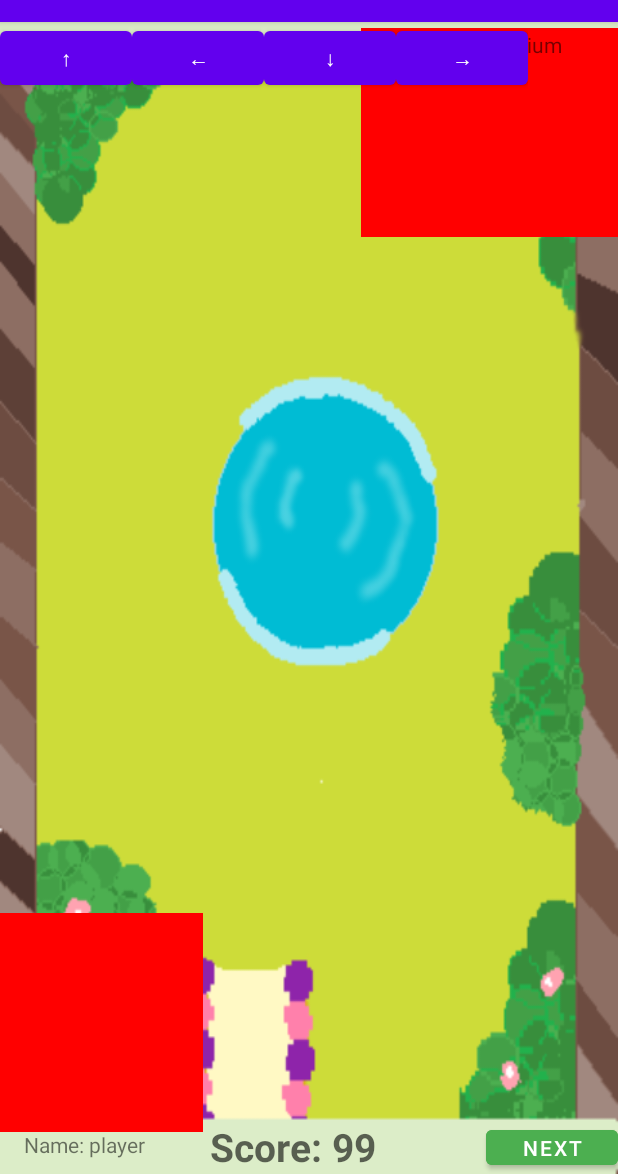
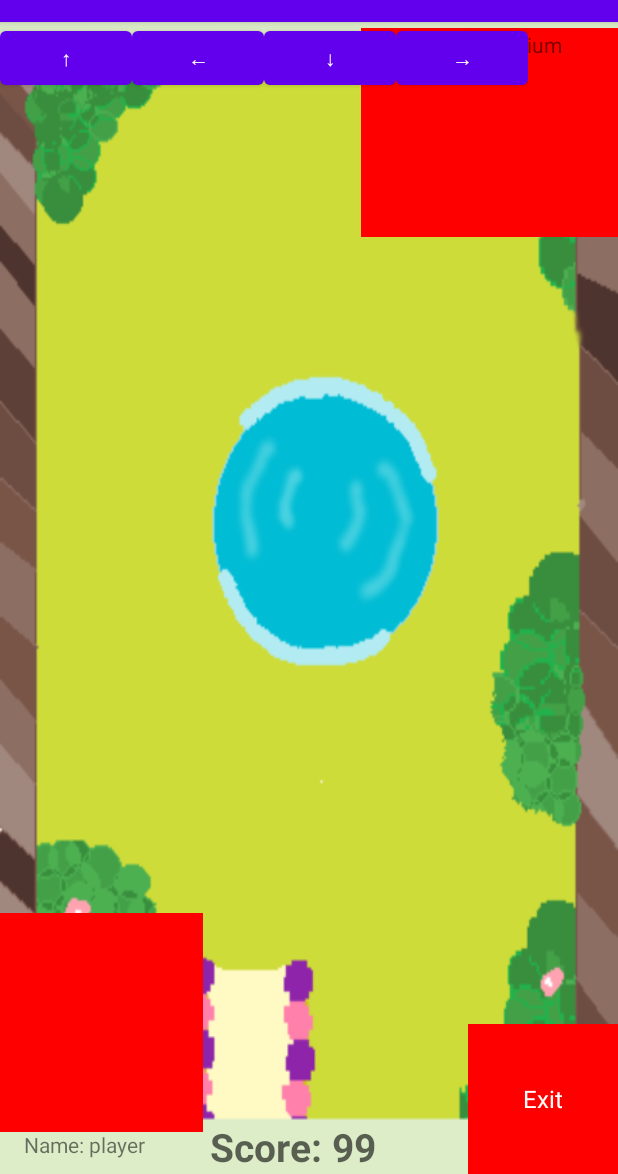
Before and after one commit to husnajakeer/CS2340C_Team1, an Android app: the GameScreen screen opened directly, with no data from a screen before it, on a phone screen of 412 x 824 dp, the part 62-1236 px from its top. Run offline under Robolectric (Android 15) with nearby library versions, the phone set to English and light mode, and no system bars.

Commit message:
remove exit buttons and add exit area

```diff
--- a/app/src/main/java/com/example/team1game/ModelView/GameScreen.java
+++ b/app/src/main/java/com/example/team1game/ModelView/GameScreen.java
@@ -40,8 +40,6 @@ public class GameScreen extends AppCompatActivity {
         initializePlayerMovementControls();
         detectPlayerInitialPos();
 
-        Button nextButton = findViewById(R.id.nextButton);
-        nextButton.setOnClickListener(view -> goToRoom2());
     }
 
     private void initializeGame() {
@@ -176,7 +174,6 @@ public class GameScreen extends AppCompatActivity {
     }
 
     private void checkPlayerOnExit() {
-        /*
         TextView exitArea = findViewById(R.id.exitArea);
 
         int[] exitLocation = new int[2];
@@ -202,7 +199,7 @@ public class GameScreen extends AppCompatActivity {
             isTransitioning = true;
             goToRoom2();
         }
-         */
+
     }
 
     private void detectAllObstacles() {
@@ -234,6 +231,7 @@ public class GameScreen extends AppCompatActivity {
         String sprite = getIntent().getStringExtra("sprite");
         Intent intent = new Intent(GameScreen.this, Room2.class);
         intent.putExtra("sprite", sprite);
+        intent.putExtra("endingScore", player.getScore());
         startActivity(intent);
         finish();
     }
--- a/app/src/main/res/layout/activity_game_screen.xml
+++ b/app/src/main/res/layout/activity_game_screen.xml
@@ -5,6 +5,20 @@
     android:layout_height="match_parent"
     android:background="@drawable/screen3"
     tools:ignore="ExtraText">
+
+    <TextView
+        android:id="@+id/exitArea"
+        android:layout_width="100dp"
+        android:layout_height="100dp"
+        android:layout_marginEnd="0dp"
+        android:layout_marginBottom="0dp"
+        android:background="#FF0000"
+        android:gravity="center"
+        android:text="Exit"
+        android:textColor="#FFFFFF"
+        android:textSize="16sp"
+        app:layout_constraintEnd_toEndOf="parent"
+        app:layout_constraintBottom_toBottomOf="parent"/>
 
     <View
         android:id="@+id/obstacleView1"
@@ -94,20 +108,6 @@
         <!-- Hearts will be dynamically added here -->
     </LinearLayout>
 
-    <Button
-        android:id="@+id/nextButton"
-        android:layout_width="wrap_content"
-        android:layout_height="35dp"
-        android:layout_marginBottom="0dp"
-        android:backgroundTint="#4CAF50"
-        android:padding="0dp"
-        android:text="Next"
-        android:textColor="#FFFFFF"
-        app:layout_constraintBottom_toBottomOf="parent"
-        app:layout_constraintEnd_toEndOf="parent" />
-
-
-
 
     <LinearLayout
         android:layout_width="wrap_content"
```
Also changed, not shown: app/src/main/java/com/example/team1game/View/Room2.java (+49 -14 lines), app/src/main/java/com/example/team1game/View/Room3.java (+59 -12 lines), app/src/main/res/layout/activity_room2_screen.xml (+14 -11 lines), app/src/main/res/layout/activity_room3_screen.xml (+14 -11 lines).
